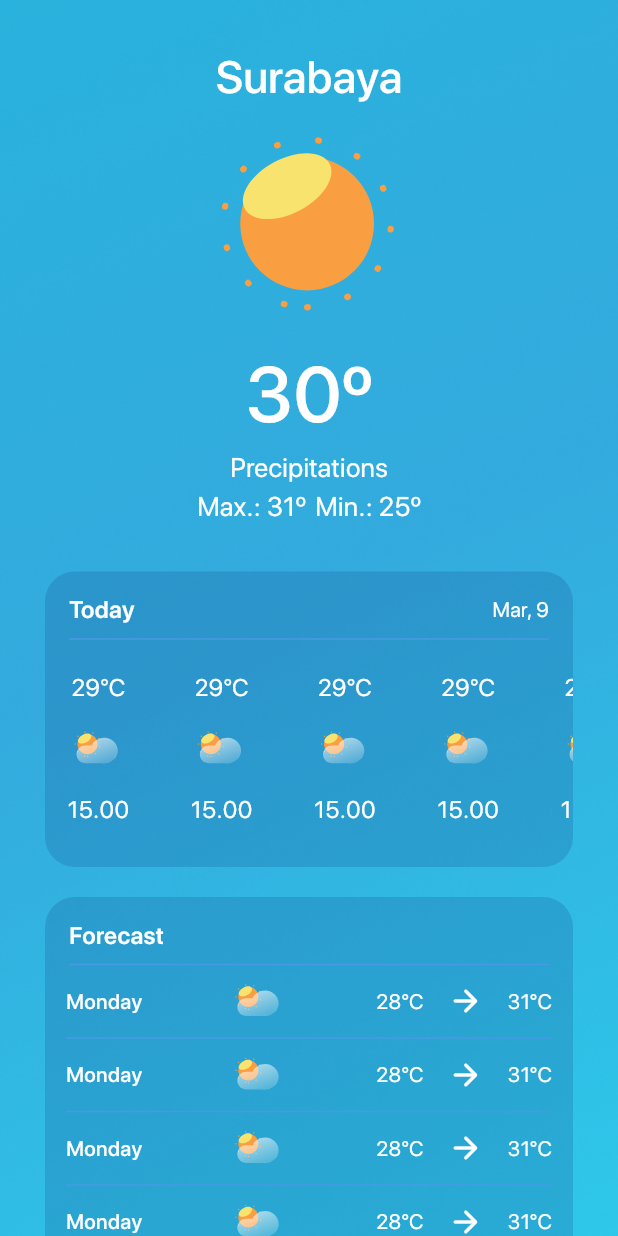
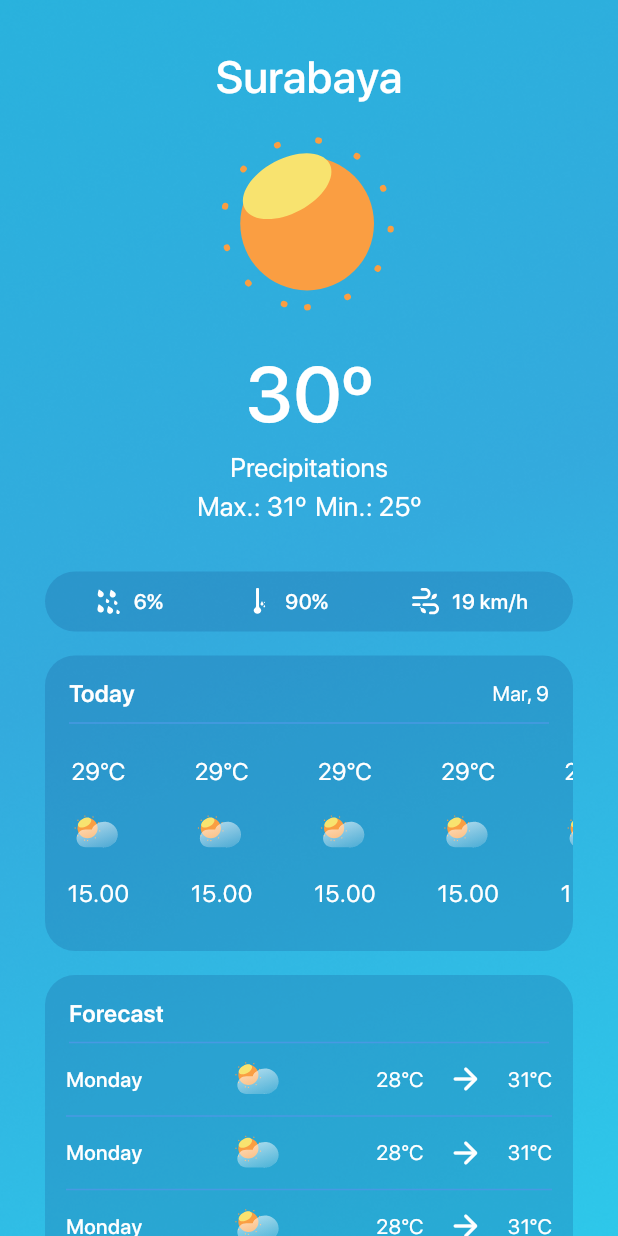
Before and after one commit to ziss11/weather-app, a Flutter app: the screen it shows after launch, on a phone screen of 412 x 824 dp. Run offline on Flutter 3.47's test engine with Material 3 defaults, Android fonts, the phone set to English and light mode, and no system bars; our stand-ins replace flutter_svg, gap, get; project files that could hold a hidden picture were left out.

Commit message:
feat(home): re styling other parameter item

```diff
--- a/lib/presentation/pages/home_page.dart
+++ b/lib/presentation/pages/home_page.dart
@@ -4,7 +4,6 @@ import 'package:gap/gap.dart';
 import 'package:get/get.dart';
 import 'package:weather_app/common/app_colors.dart';
 import 'package:weather_app/common/app_font_weights.dart';
-import 'package:weather_app/presentation/widgets/parameter_tile.dart';
 import 'package:weather_app/presentation/widgets/weather_card.dart';
 import 'package:weather_app/presentation/widgets/weather_tile.dart';
 
@@ -189,13 +188,53 @@ class HomePage extends StatelessWidget {
     );
   }
 
+  Widget _parameterItem({required Widget icon, required String value}) {
+    return Row(
+      crossAxisAlignment: CrossAxisAlignment.center,
+      children: [
+        icon,
+        const Gap(5),
+        Text(
+          value,
+          style: const TextStyle(
+            fontSize: 14,
+            fontWeight: AppFontWeights.medium,
+            color: AppColors.white,
+          ),
+        )
+      ],
+    );
+  }
+
   Widget _additionalParameters() {
-    return Wrap(
-      spacing: 16,
-      runSpacing: 16,
-      children: List.generate(
-        2,
-        (index) => const ParameterTile(),
+    return Container(
+      margin: const EdgeInsets.symmetric(
+        horizontal: 30,
+      ),
+      padding: const EdgeInsets.symmetric(
+        horizontal: 30,
+        vertical: 8,
+      ),
+      decoration: BoxDecoration(
+        borderRadius: BorderRadius.circular(50),
+        color: AppColors.darkBlue.withOpacity(.2),
+      ),
+      child: Row(
+        mainAxisAlignment: MainAxisAlignment.spaceBetween,
+        children: [
+          _parameterItem(
+            icon: SvgPicture.asset('assets/icons/ic_rain.svg'),
+            value: '6%',
+          ),
+          _parameterItem(
+            icon: SvgPicture.asset('assets/icons/ic_feels_like.svg'),
+            value: '90%',
+          ),
+          _parameterItem(
+            icon: SvgPicture.asset('assets/icons/ic_humidity.svg'),
+            value: '19 km/h',
+          ),
+        ],
       ),
     );
   }
@@ -227,11 +266,11 @@ class HomePage extends StatelessWidget {
                     children: [
                       _weatherHeader(),
                       const Gap(30),
+                      _additionalParameters(),
+                      const Gap(16),
                       _weatherToday(),
-                      const Gap(20),
+                      const Gap(16),
                       _forecastWeather(),
-                      const Gap(20),
-                      _additionalParameters(),
                     ],
                   ),
                 ),
```
Also changed, not shown: assets/icons/ic_rain.svg (added).
